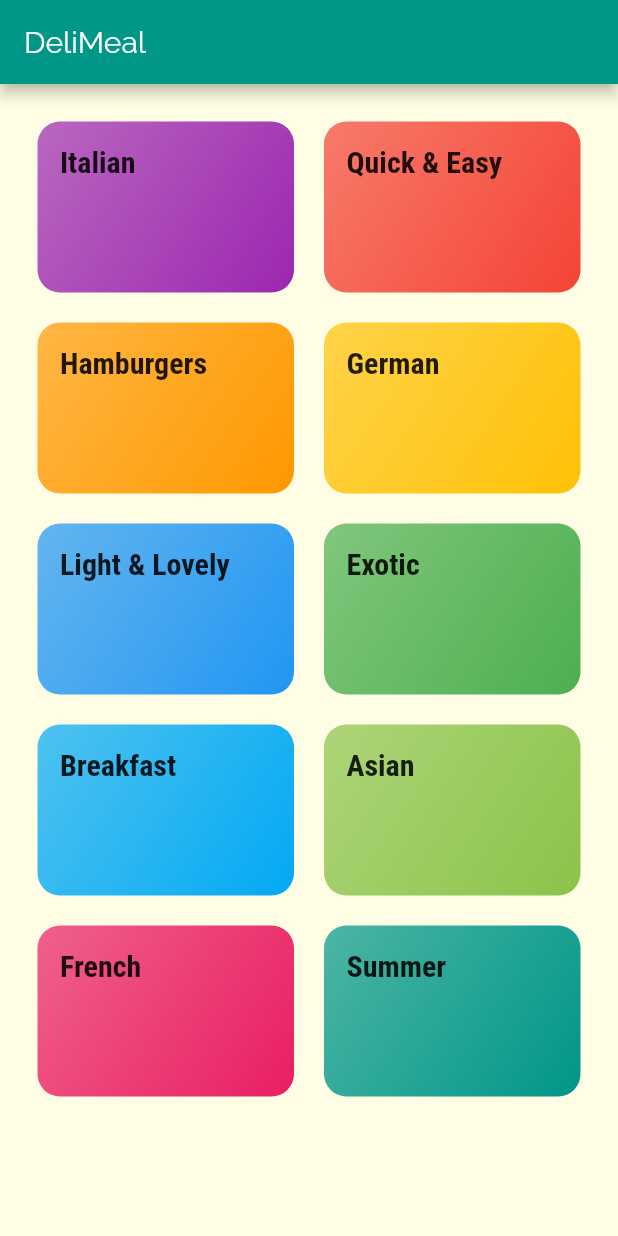
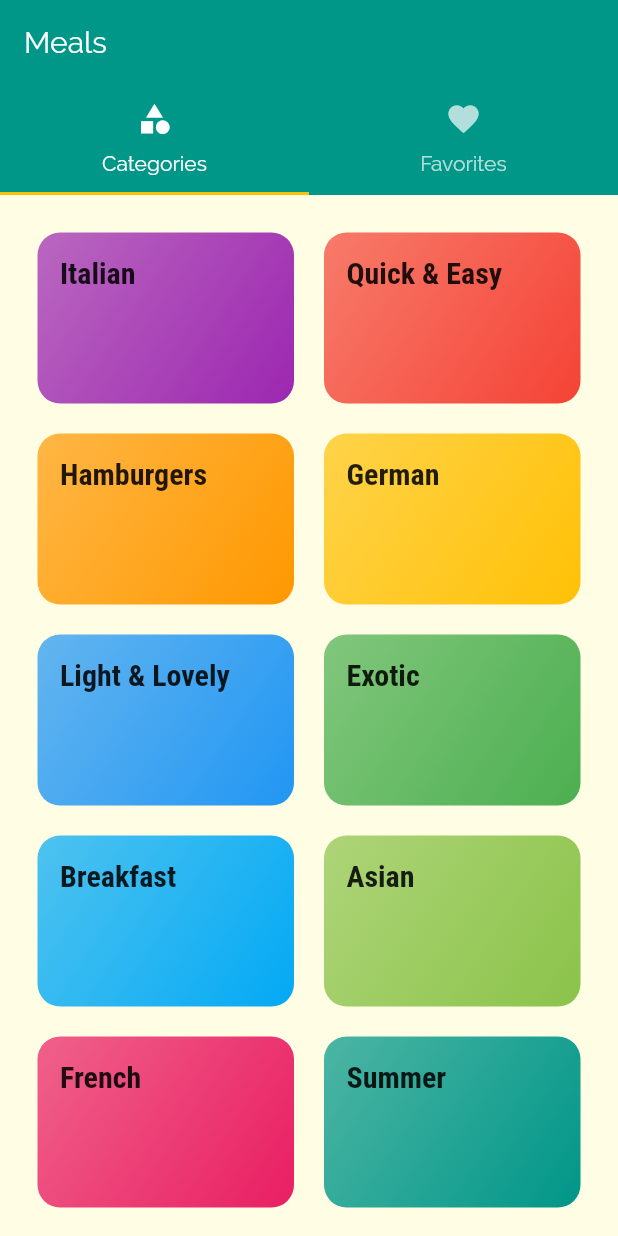
Before and after one commit to lemanfoetra/flutter-module-7-navigation-multiplescreen, a Flutter app: the screen it shows after launch, on a phone screen of 412 x 824 dp. Run offline on Flutter 3.47's test engine with Material 2 defaults, Android fonts, the phone set to English and light mode, and no system bars.

Commit message:
Adding a TabBar to the Appbar

```diff
--- a/lib/main.dart
+++ b/lib/main.dart
@@ -1,5 +1,6 @@
 import 'package:flutter/material.dart';
 import 'package:meals/screen/meal_detail_screen.dart';
+import './screen/tabs_screen.dart';
 import './screen/categories_meal_screen.dart';
 import './widget/category_item.dart';
 import './screen/categories_screen.dart';
@@ -33,7 +34,7 @@ class MyApp extends StatelessWidget {
       //home: Home(),
       initialRoute: '/',   // untuk default home route
       routes: {
-        '/': (ctx)=> Home(),
+        '/': (ctx)=> TabsScreen(),
         CategoriesMeal.routeName: (ctx) => CategoriesMeal(),
         MealDetailSceen.routeName : (ctx) => MealDetailSceen(),
       },
--- /dev/null
+++ b/lib/screen/FavoritesScreen.dart
@@ -0,0 +1,12 @@
+import 'package:flutter/material.dart';
+
+class FavoritesScreen extends StatelessWidget {
+  @override
+  Widget build(BuildContext context) {
+    return Container(
+      child: Center(
+        child: Text('Favorites'),
+      ),
+    );
+  }
+}
--- /dev/null
+++ b/lib/screen/tabs_screen.dart
@@ -0,0 +1,48 @@
+import 'package:flutter/material.dart';
+import 'package:meals/screen/FavoritesScreen.dart';
+import './categories_screen.dart';
+
+class TabsScreen extends StatefulWidget {
+  @override
+  _TabsScreenState createState() => _TabsScreenState();
+}
+
+class _TabsScreenState extends State<TabsScreen> {
+  @override
+  Widget build(BuildContext context) {
+    return DefaultTabController(
+      length: 2,
+      child: Scaffold(
+        body: NestedScrollView(
+          headerSliverBuilder: (ctx, innerBoxIsScrollable) {
+            return <Widget>[
+              SliverAppBar(
+                title: Text('Meals'),
+                pinned: true,
+                floating: true,
+                bottom: TabBar(
+                  tabs: <Widget>[
+                    Tab(
+                      icon: Icon(Icons.category),
+                      text: 'Categories',
+                    ),
+                    Tab(
+                      icon: Icon(Icons.favorite),
+                      text: 'Favorites',
+                    ),
+                  ],
+                ),
+              )
+            ];
+          },
+          body: TabBarView(
+            children: <Widget>[
+              CategoriesScreen(),
+              FavoritesScreen()
+            ],
+          ),
+        ),
+      ),
+    );
+  }
+}
```
